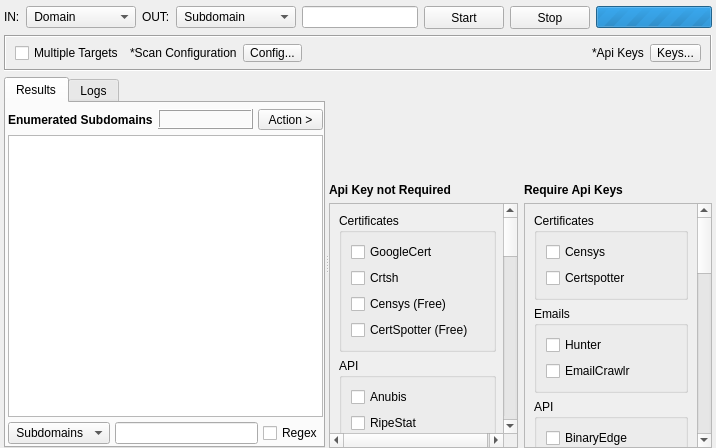
Above: sub3suite/src/engines/osint/Osint.ui from 3nock/OTE before the change. Below: the same form after it.
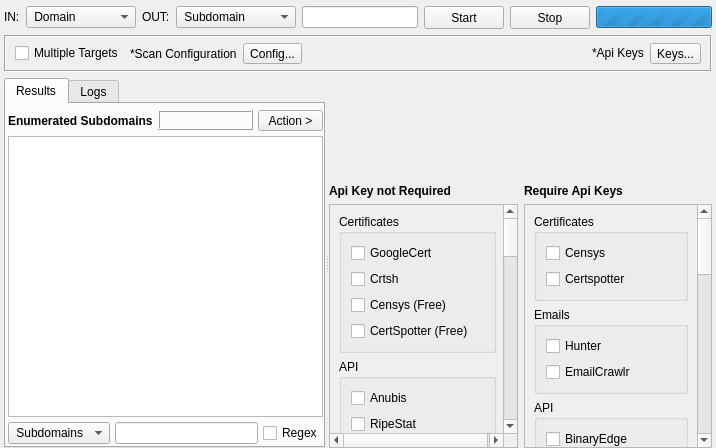
That is the form after the change. Custom widgets are drawn as their Qt base class.

Diff of the .ui file:
```diff
--- a/sub3suite/src/engines/osint/Osint.ui
+++ b/sub3suite/src/engines/osint/Osint.ui
@@ -318,13 +318,13 @@
         <property name="minimumSize">
          <size>
           <width>0</width>
-          <height>18</height>
+          <height>0</height>
          </size>
         </property>
         <property name="maximumSize">
          <size>
           <width>16777215</width>
-          <height>18</height>
+          <height>16777215</height>
          </size>
         </property>
         <property name="styleSheet">
@@ -366,13 +366,13 @@
         <property name="minimumSize">
          <size>
           <width>0</width>
-          <height>18</height>
+          <height>0</height>
          </size>
         </property>
         <property name="maximumSize">
          <size>
           <width>16777215</width>
-          <height>18</height>
+          <height>16777215</height>
          </size>
         </property>
         <property name="font">
```
